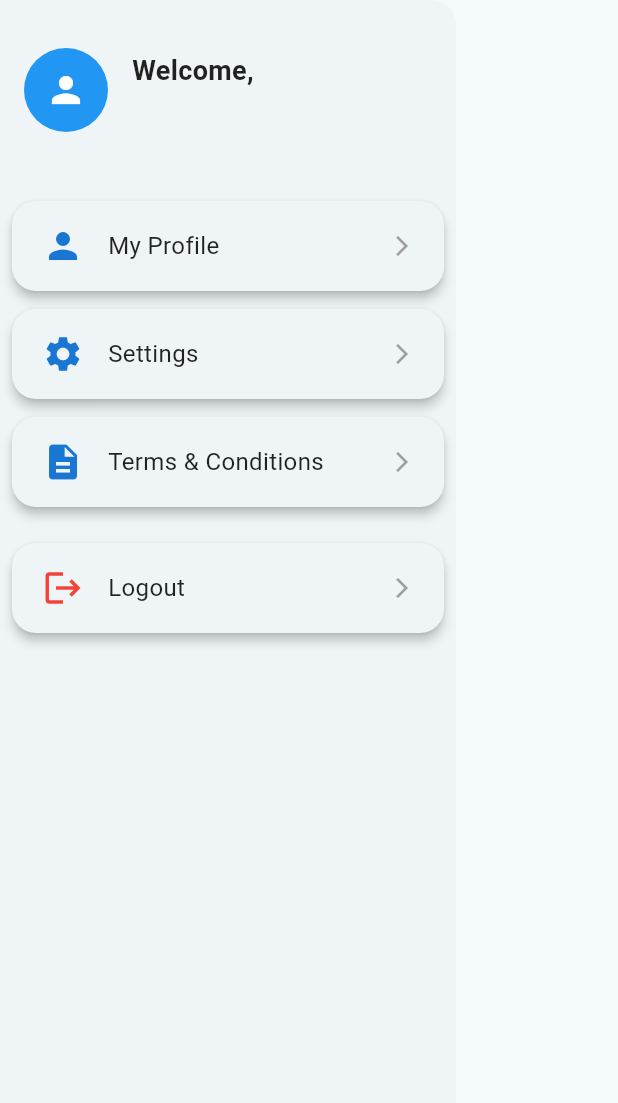
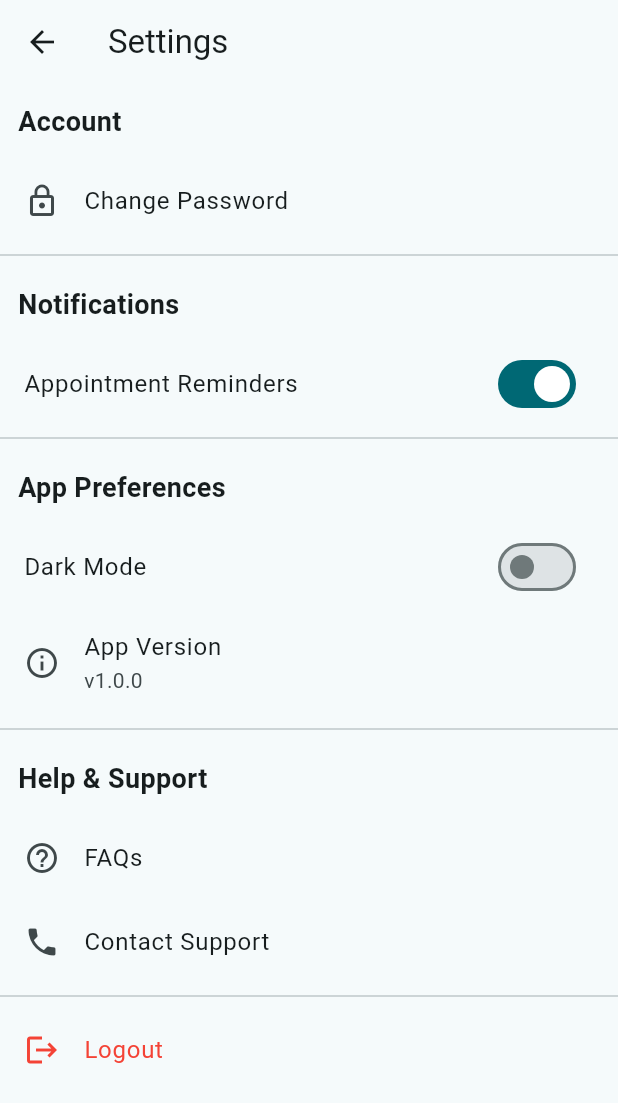
Before and after one commit to Mkasi09/e_hospital, a Flutter app: the PatientDrawer widget shown alone on an empty page, opened directly, after a tap on "Settings", on a phone screen of 412 x 824 dp. Shown: the top 1103 px of the screen. Run offline on Flutter 3.47's test engine with Material 3 defaults, Android fonts, the phone set to English and light mode, and no system bars; our stand-ins replace cloud_firestore, file_picker, firebase_auth, firebase_core, firebase_storage, table_calendar; missing offline and left inert: syncfusion_flutter_pdfviewer; accounts and stored records are empty; network calls fail.

Commit message:
notification icon and setting screen

```diff
--- /dev/null
+++ b/lib/screens/doctor/doctor_settings/doctor_settings_screen.dart
@@ -0,0 +1,99 @@
+import 'package:flutter/material.dart';
+import 'package:firebase_auth/firebase_auth.dart';
+
+class SettingsScreen extends StatefulWidget {
+  const SettingsScreen({super.key});
+
+  @override
+  State<SettingsScreen> createState() => _SettingsScreenState();
+}
+
+class _SettingsScreenState extends State<SettingsScreen> {
+  bool _remindersEnabled = true;
+  bool _darkModeEnabled = false;
+
+  void _logout() async {
+    await FirebaseAuth.instance.signOut();
+    if (mounted) {
+      Navigator.of(context).popUntil((route) => route.isFirst);
+    }
+  }
+
+  @override
+  Widget build(BuildContext context) {
+    return Scaffold(
+      appBar: AppBar(
+        title: const Text('Settings'),
+      ),
+      body: ListView(
+        children: [
+          const Padding(
+            padding: EdgeInsets.all(12.0),
+            child: Text('Account', style: TextStyle(fontSize: 18, fontWeight: FontWeight.bold)),
+          ),
+          ListTile(
+            leading: const Icon(Icons.lock_outline),
+            title: const Text('Change Password'),
+            onTap: () {
+              // Navigate to Change Password screen
+            },
+          ),
+          const Divider(),
+
+          const Padding(
+            padding: EdgeInsets.all(12.0),
+            child: Text('Notifications', style: TextStyle(fontSize: 18, fontWeight: FontWeight.bold)),
+          ),
+          SwitchListTile(
+            title: const Text('Appointment Reminders'),
+            value: _remindersEnabled,
+            onChanged: (val) => setState(() => _remindersEnabled = val),
+          ),
+          const Divider(),
+
+          const Padding(
+            padding: EdgeInsets.all(12.0),
+            child: Text('App Preferences', style: TextStyle(fontSize: 18, fontWeight: FontWeight.bold)),
+          ),
+          SwitchListTile(
+            title: const Text('Dark Mode'),
+            value: _darkModeEnabled,
+            onChanged: (val) => setState(() => _darkModeEnabled = val),
+          ),
+          ListTile(
+            leading: const Icon(Icons.info_outline),
+            title: const Text('App Version'),
+            subtitle: const Text('v1.0.0'),
+          ),
+          const Divider(),
+
+          const Padding(
+            padding: EdgeInsets.all(12.0),
+            child: Text('Help & Support', style: TextStyle(fontSize: 18, fontWeight: FontWeight.bold)),
+          ),
+          ListTile(
+            leading: const Icon(Icons.help_outline),
+            title: const Text('FAQs'),
+            onTap: () {
+              // Navigate to FAQs
+            },
+          ),
+          ListTile(
+            leading: const Icon(Icons.phone),
+            title: const Text('Contact Support'),
+            onTap: () {
+              // Navigate to Contact Support screen
+            },
+          ),
+          const Divider(),
+
+          ListTile(
+            leading: const Icon(Icons.logout, color: Colors.red),
+            title: const Text('Logout', style: TextStyle(color: Colors.red)),
+            onTap: _logout,
+          ),
+        ],
+      ),
+    );
+  }
+}
--- a/lib/screens/doctor/home/doctor_home.dart
+++ b/lib/screens/doctor/home/doctor_home.dart
@@ -17,6 +17,14 @@ class DoctorsHomepage extends StatelessWidget {
     return Scaffold(
       appBar: AppBar(
         title: const Text('Doctor Dashboard'),
+        actions: [
+          IconButton(
+            icon: Icon(Icons.notifications),
+            onPressed: () {
+              // Handle notification icon tap
+            },
+          ),
+        ],
       ),
       drawer: const PatientDrawer(),
       body: Padding(
--- a/lib/widgets/drawer.dart
+++ b/lib/widgets/drawer.dart
@@ -2,6 +2,8 @@ import 'package:cloud_firestore/cloud_firestore.dart';
 import 'package:e_hospital/screens/profile/profile.dart';
 import 'package:firebase_auth/firebase_auth.dart';
 import 'package:flutter/material.dart';
+
+import '../screens/doctor/doctor_settings/doctor_settings_screen.dart';
 
 class PatientDrawer extends StatelessWidget {
   const PatientDrawer({super.key});
@@ -74,7 +76,12 @@ class PatientDrawer extends StatelessWidget {
                     _buildDrawerCard(
                       icon: Icons.settings,
                       label: 'Settings',
-                      onTap: () => Navigator.pushNamed(context, '/settings'),
+                      onTap: () {
+                        Navigator.push(
+                          context,
+                          MaterialPageRoute(builder: (context) => const SettingsScreen()),
+                        );
+                      },
                     ),
                     _buildDrawerCard(
                       icon: Icons.description,
```
Also changed, not shown: lib/screens/doctor/doctor_settings/doctor_appointment_reminder.dart (added, +91 -0 lines).
